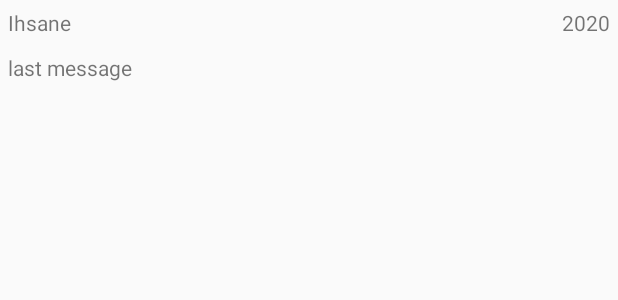
After one commit to FassihIhsane/ProTrip, an Android app: the layout conversation_item.xml on its own in the app's theme, with its tools: preview values and no code run, on a phone screen of 412 x 824 dp. The commit adds this screen. Shown: the top 300 px of the screen. Run offline under Robolectric (Android 15) with nearby library versions, the phone set to English and light mode, and no system bars.

Commit message:
Added ConversationViewHolder Added Conversation model Added ConversationActivity When user A sends msg to user B we update both last messages of user A and B

```diff
--- a/app/src/main/AndroidManifest.xml
+++ b/app/src/main/AndroidManifest.xml
@@ -15,7 +15,8 @@
         android:roundIcon="@mipmap/ic_launcher_round"
         android:supportsRtl="true"
         android:theme="@style/AppTheme">
-        <activity android:name=".ui.ChatActivity"></activity>
+        <activity android:name=".ui.ConversationActivity"></activity>
+        <activity android:name=".ui.ChatActivity" />
         <activity android:name=".ui.MyTripsActivity" />
         <!--
              The API key for Google Maps-based APIs is defined as a string resource.
--- a/app/src/main/java/com/example/protrip/ui/MapsActivity.java
+++ b/app/src/main/java/com/example/protrip/ui/MapsActivity.java
@@ -97,6 +97,9 @@ public class MapsActivity extends AppCompatActivity implements OnMapReadyCallbac
                 return true;
             case R.id.my_trips:
                 launchActivity(MyTripsActivity.class);
+                return true;
+            case R.id.conversation:
+                launchActivity(ConversationActivity.class);
                 return true;
             default:
                 return super.onContextItemSelected(item);
--- a/app/src/main/java/com/example/protrip/util/Constant.java
+++ b/app/src/main/java/com/example/protrip/util/Constant.java
@@ -10,4 +10,6 @@ public interface Constant {
     String USERS = "Users";
     String TRIPS = "Trips";
     String CHAT = "Chats";
+    String CONVERSATION = "Conversations";
+    String USERID_INTENT = "userId";
 }
--- /dev/null
+++ b/app/src/main/res/layout/conversation_item.xml
@@ -0,0 +1,33 @@
+<?xml version="1.0" encoding="utf-8"?>
+<RelativeLayout xmlns:android="http://schemas.android.com/apk/res/android"
+    android:layout_width="match_parent"
+    android:layout_height="match_parent"
+    xmlns:tools="http://schemas.android.com/tools">
+
+
+    <TextView
+        android:id="@+id/conversation_name"
+        android:layout_width="wrap_content"
+        android:layout_height="wrap_content"
+        tools:text="Ihsane"
+        android:padding="@dimen/_4sdp"/>
+
+    <TextView
+        android:id="@+id/last_msg"
+        android:layout_width="match_parent"
+        android:layout_height="wrap_content"
+        tools:text="last message"
+        android:layout_below="@id/conversation_name"
+        android:padding="@dimen/_4sdp"/>
+
+    <TextView
+        android:id="@+id/date"
+        android:layout_width="wrap_content"
+        android:layout_height="wrap_content"
+        tools:text="2020"
+        android:layout_alignParentRight="true"
+        android:layout_alignParentEnd="true"
+        android:padding="@dimen/_4sdp"/>
+
+
+</RelativeLayout>
--- a/app/src/main/res/menu/auth_menu.xml
+++ b/app/src/main/res/menu/auth_menu.xml
@@ -10,6 +10,9 @@
         android:title="@string/my_trips"
         />
     <item
+        android:id="@+id/conversation"
+        android:title="@string/conversation" />
+    <item
         android:id="@+id/logout"
         android:title="@string/logout" />
 
--- a/app/src/main/res/values/colors.xml
+++ b/app/src/main/res/values/colors.xml
@@ -4,6 +4,7 @@
     <color name="colorPrimaryDark">#286793</color>
     <color name="colorAccent">#D81B60</color>
     <color name="white">#ffff</color>
+    <color name="grey">#C0BCBC</color>
 
     <!-- dialog marker colors -->
     <color name="dialog_marker_delete_bg">#F30000</color>
--- a/app/src/main/res/values/strings.xml
+++ b/app/src/main/res/values/strings.xml
@@ -21,5 +21,6 @@
     <string name="destination_hint">Enter your destination here</string>
     <string name="my_trips">My Trips</string>
     <string name="hint_send_msg">Double click to send message!</string>
+    <string name="conversation">Conversation</string>
 
 </resources>
```
Also changed, not shown: app/src/main/java/com/example/protrip/adapters/ConversationViewHolder.java (added, +24 -0 lines), app/src/main/java/com/example/protrip/data/Conversation.java (added, +51 -0 lines), app/src/main/java/com/example/protrip/ui/ChatActivity.java (+44 -23 lines), app/src/main/java/com/example/protrip/ui/ConversationActivity.java (added, +111 -0 lines), app/src/main/res/drawable/background_receiver.xml (added, +11 -0 lines), app/src/main/res/drawable/background_sender.xml (added, +10 -0 lines), app/src/main/res/layout/activity_conversation.xml (added, +13 -0 lines).
